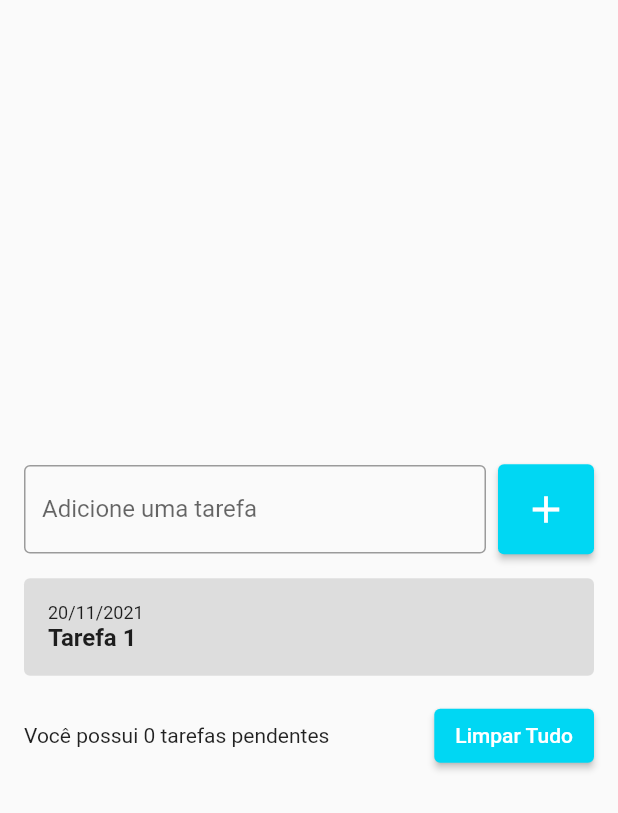
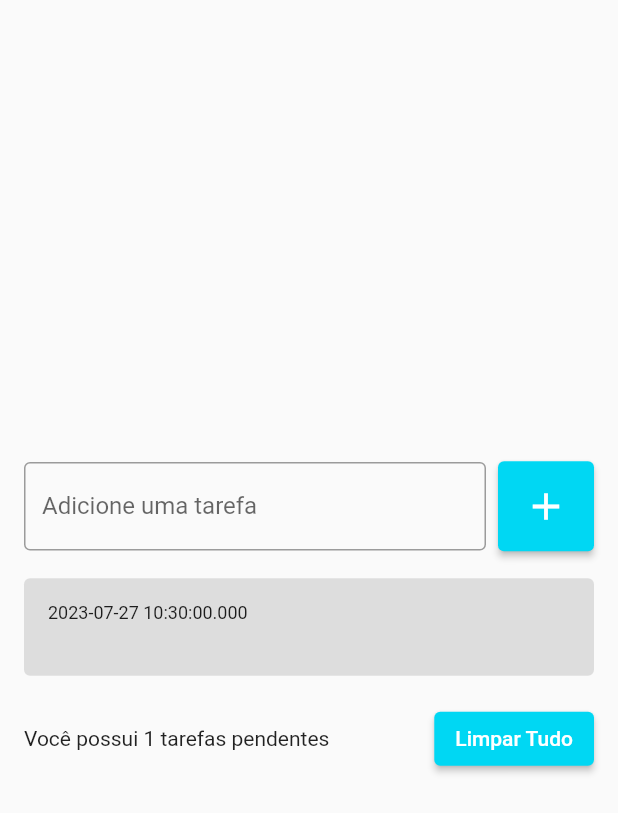
Before and after one commit to jean-script/to_do_list, a Flutter app: the screen it shows after launch, after a tap on the "add" icon, on a phone screen of 412 x 824 dp. Shown: the top 813 px of the screen. Run offline on Flutter 3.47's test engine with Material 2 defaults, Android fonts, the phone set to English and light mode, and no system bars.

Commit message:
trabalhando com datas

```diff
--- a/lib/main.dart
+++ b/lib/main.dart
@@ -11,6 +11,7 @@ class MyApp extends StatelessWidget {
   @override
   Widget build(BuildContext context) {
     return MaterialApp(
+      debugShowCheckedModeBanner: false,
       home: TodoListPage(),
     );
   }
--- /dev/null
+++ b/lib/models/todo.dart
@@ -0,0 +1,6 @@
+class Todo {
+  Todo({required this.title, required this.dateTime});
+
+  String title;
+  DateTime dateTime;
+}
--- a/lib/pages/todo_list_page.dart
+++ b/lib/pages/todo_list_page.dart
@@ -1,4 +1,5 @@
 import 'package:flutter/material.dart';
+import 'package:todo_list/models/todo.dart';
 import 'package:todo_list/widgets/todo_list_item.dart';
 
 class TodoListPage extends StatefulWidget {
@@ -11,14 +12,15 @@ class TodoListPage extends StatefulWidget {
 class _TodoListPageState extends State<TodoListPage> {
   final TextEditingController taskController = TextEditingController();
 
-  List<String> tasks = [];
+  List<Todo> tasks = [];
 
   @override
   Widget build(BuildContext context) {
-    return Scaffold(
+    return SafeArea(
+      child: Scaffold(
           body: Center(
         child: Padding(
-        padding: const EdgeInsets.symmetric(horizontal: 16),
+          padding: const EdgeInsets.all(16),
           child: Column(
             mainAxisSize: MainAxisSize.min,
             children: [
@@ -41,7 +43,11 @@ class _TodoListPageState extends State<TodoListPage> {
                     onPressed: () {
                       String text = taskController.text;
                       setState(() {
-                      tasks.add(text);
+                        Todo newTodo = Todo(
+                          title: text,
+                          dateTime: DateTime.now(),
+                        );
+                        tasks.add(newTodo);
                       });
                       taskController.clear();
                     },
@@ -63,7 +69,10 @@ class _TodoListPageState extends State<TodoListPage> {
                 child: ListView(
                   shrinkWrap: true,
                   children: [
-                  for (String task in tasks) TodoListItem(),
+                    for (Todo task in tasks)
+                      TodoListItem(
+                        task: task,
+                      ),
                   ],
                 ),
               ),
@@ -74,7 +83,7 @@ class _TodoListPageState extends State<TodoListPage> {
                 children: [
                   Expanded(
                     child: Text(
-                    'Você possui 0 tarefas pendentes',
+                      'Você possui ${tasks.length} tarefas pendentes',
                     ),
                   ),
                   const SizedBox(width: 8),
@@ -92,6 +101,7 @@ class _TodoListPageState extends State<TodoListPage> {
             ],
           ),
         ),
-    ));
+      )),
+    );
   }
 }
--- a/lib/widgets/todo_list_item.dart
+++ b/lib/widgets/todo_list_item.dart
@@ -1,7 +1,10 @@
 import 'package:flutter/material.dart';
+import 'package:todo_list/models/todo.dart';
 
 class TodoListItem extends StatelessWidget {
-  const TodoListItem({super.key});
+  const TodoListItem({super.key, required this.task});
+
+  final Todo task;
 
   @override
   Widget build(BuildContext context) {
@@ -10,18 +13,19 @@ class TodoListItem extends StatelessWidget {
         borderRadius: BorderRadius.circular(4),
         color: Color.fromARGB(79, 158, 158, 158),
       ),
+      margin: const EdgeInsets.symmetric(vertical: 2),
       padding: const EdgeInsets.all(16),
       child: Column(
         crossAxisAlignment: CrossAxisAlignment.start,
         children: [
           Text(
-            '20/11/2021',
+            task.dateTime.toString(),
             style: TextStyle(
               fontSize: 12,
             ),
           ),
           Text(
-            'Tarefa 1',
+            task.title,
             style: TextStyle(
               fontWeight: FontWeight.w600,
               fontSize: 16,
```
Lines whose indentation alone changed are shown as unchanged.
